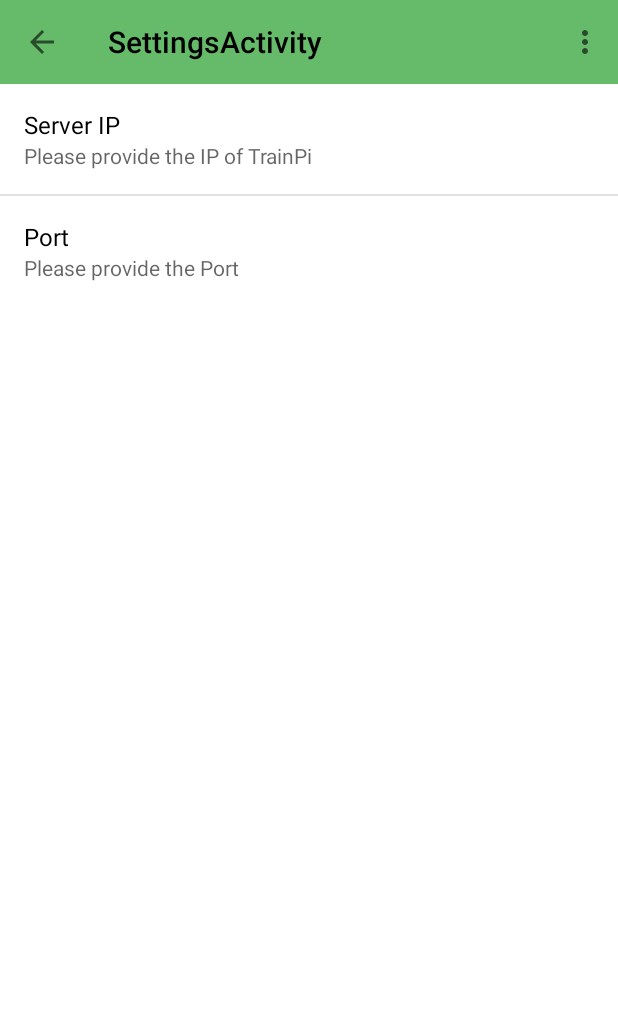
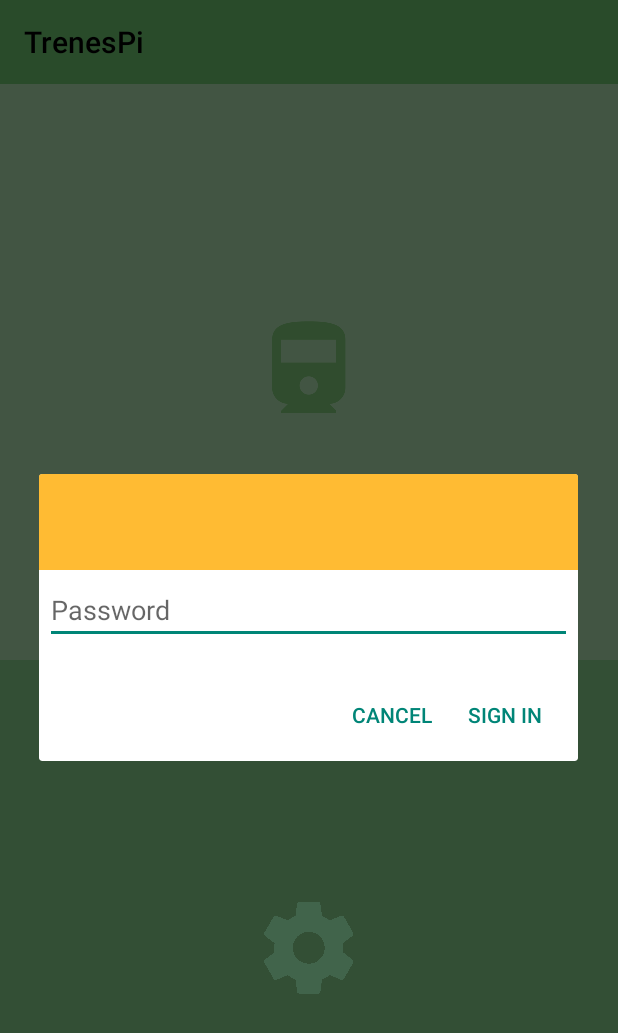
Before and after one commit to Josele/TrenesPi, an Android app: the screen it shows after launch (SettingsActivity before the commit, MainActivity after it), after a tap on an icon or button, on a phone screen of 412 x 824 dp. Shown: the top 1033 px of the screen. Run offline under Robolectric (Android 15) with nearby library versions, the phone set to English and light mode, and no system bars.

Commit message:
adding sign in layout

```diff
--- a/app/src/main/java/com/example/josele/trenespi/MainActivity.java
+++ b/app/src/main/java/com/example/josele/trenespi/MainActivity.java
@@ -1,20 +1,16 @@
 package com.example.josele.trenespi;
-
-import android.app.Activity;
-
-import android.content.Context;
+import android.app.AlertDialog;
+import android.content.DialogInterface;
 import android.content.Intent;
 import android.content.SharedPreferences;
 
 import android.os.Bundle;
 import android.preference.PreferenceManager;
-import android.support.v7.app.ActionBarActivity;
 import android.support.v7.app.AppCompatActivity;
+import android.view.LayoutInflater;
 import android.view.Menu;
 import android.view.MenuInflater;
-import android.view.MenuItem;
 import android.view.View;
-import android.widget.Button;
 import android.widget.EditText;
 import android.widget.ImageButton;
 import android.widget.Toast;
@@ -24,20 +20,17 @@ import android.support.v7.widget.Toolbar;
 public class MainActivity extends AppCompatActivity {
     public final static String IP_MESSAGE = "com.mycompany.myfirstapp.MESSAGE";
     public final static String PORT_MESSAGE = "com.mycompany.myfirstapp.MESSAGE2";
-    private ImageButton boton;
-    private ImageButton boton2;
 
-    private Toolbar toolbar;
     @Override
     protected void onCreate(Bundle savedInstanceState) {
         super.onCreate(savedInstanceState);
         setContentView(R.layout.activity_main);
 
 
-        toolbar= (Toolbar) findViewById(R.id.app_bar);
+        Toolbar toolbar = (Toolbar) findViewById(R.id.app_bar);
         setSupportActionBar(toolbar);
-        boton=(ImageButton)findViewById(R.id.button_display_message);
-        boton2=(ImageButton)findViewById(R.id.button_settings);
+        ImageButton boton = (ImageButton) findViewById(R.id.button_display_message);
+        ImageButton boton2 = (ImageButton) findViewById(R.id.button_settings);
         boton.setOnClickListener(new View.OnClickListener() {
             @Override
             public void onClick(View v) {
@@ -45,8 +38,8 @@ public class MainActivity extends AppCompatActivity {
 
                 Intent intent = new Intent(MainActivity.this, DisplayMessageActivity.class);
                 String message = settings.getString("pip", null);
-                String message2 =  settings.getString("port", null);
-                if ((message!=null)&&(message2!=null)) {
+                String message2 = settings.getString("port", null);
+                if ((message != null) && (message2 != null)) {
 
                     intent.putExtra(IP_MESSAGE, message);
                     intent.putExtra(PORT_MESSAGE, message2);
@@ -57,15 +50,45 @@ public class MainActivity extends AppCompatActivity {
                     Toast.makeText(getApplicationContext(),
                             "Please enter Server IP and Port", Toast.LENGTH_LONG).show();
 
-             }
-         }
+                }
+            }
         });
         boton2.setOnClickListener(new View.OnClickListener() {
             @Override
             public void onClick(View v) {
-                Intent intent = new Intent(MainActivity.this, SettingsActivity.class);
 
-                startActivity(intent);
+                AlertDialog.Builder builder = new AlertDialog.Builder(MainActivity.this);
+                LayoutInflater inflater = MainActivity.this.getLayoutInflater();
+
+                View prompt = inflater.inflate(R.layout.password, null);
+
+                builder.setView(prompt)
+                        // Add action buttons
+                        .setPositiveButton(R.string.signin, new DialogInterface.OnClickListener() {
+                            @Override
+                            public void onClick(DialogInterface dialog, int id) {
+                                AlertDialog.Builder builder= (AlertDialog.Builder) dialog;
+
+                                 EditText pass = (EditText) findViewById(R.id.password);
+                                if (pass != null && pass.getText().toString() == "trenespi") {
+                                    Intent intent = new Intent(MainActivity.this, SettingsActivity.class);
+                                    startActivity(intent);
+                                } else {
+                                    Toast.makeText(getApplicationContext(),
+                                            "Wrong password", Toast.LENGTH_LONG).show();
+
+                                }
+
+
+                            }
+                        })
+                        .setNegativeButton(R.string.cancel, new DialogInterface.OnClickListener() {
+                            public void onClick(DialogInterface dialog, int id) {
+                                dialog.cancel();
+                            }
+                        });
+                AlertDialog dialog = builder.create();
+            dialog.show();
 
             }
         });
--- a/app/src/main/java/com/example/josele/trenespi/SettingsActivity.java
+++ b/app/src/main/java/com/example/josele/trenespi/SettingsActivity.java
@@ -1,25 +1,18 @@
 package com.example.josele.trenespi;
 
 
-import android.content.Context;
-import android.content.SharedPreferences;
-import android.preference.PreferenceActivity;
+
 import android.preference.PreferenceFragment;
 import android.support.v4.app.NavUtils;
-import android.support.v7.app.ActionBarActivity;
 import android.os.Bundle;
+import android.support.v7.app.AppCompatActivity;
 import android.support.v7.widget.Toolbar;
-import android.view.LayoutInflater;
 import android.view.Menu;
 import android.view.MenuItem;
-import android.view.View;
-import android.widget.Button;
-import android.widget.EditText;
-import android.widget.LinearLayout;
-import android.widget.Toast;
 
 
-public class SettingsActivity extends ActionBarActivity {
+
+public class SettingsActivity extends AppCompatActivity {
 
     @Override
     protected void onCreate(Bundle savedInstanceState) {
--- /dev/null
+++ b/app/src/main/res/layout/password.xml
@@ -0,0 +1,25 @@
+<?xml version="1.0" encoding="utf-8"?>
+<LinearLayout xmlns:android="http://schemas.android.com/apk/res/android"
+    android:orientation="vertical"
+    android:layout_width="wrap_content"
+    android:layout_height="wrap_content">
+    <ImageView
+        android:text="some"
+        android:layout_width="match_parent"
+        android:layout_height="64dp"
+        android:scaleType="center"
+        android:background="#FFFFBB33"
+        android:contentDescription="@string/app_name" />
+
+    <EditText
+        android:id="@+id/password"
+        android:inputType="textPassword"
+        android:layout_width="match_parent"
+        android:layout_height="wrap_content"
+        android:layout_marginTop="4dp"
+        android:layout_marginLeft="4dp"
+        android:layout_marginRight="4dp"
+        android:layout_marginBottom="16dp"
+        android:fontFamily="sans-serif"
+        android:hint="@string/password"/>
+</LinearLayout>
--- a/app/src/main/res/values/strings.xml
+++ b/app/src/main/res/values/strings.xml
@@ -13,5 +13,8 @@
 
     <string name="hello_world">Hello world!</string>
     <string name="title_activity_settings">SettingsActivity</string>
+    <string name="password">Password</string>
+    <string name="signin">Sign In</string>
+    <string name="cancel">Cancel</string>
 
 </resources>
```
Also changed, not shown: app/src/main/java/com/example/josele/trenespi/DisplayMessageActivity.java (+12 -19 lines), 1 other file.
